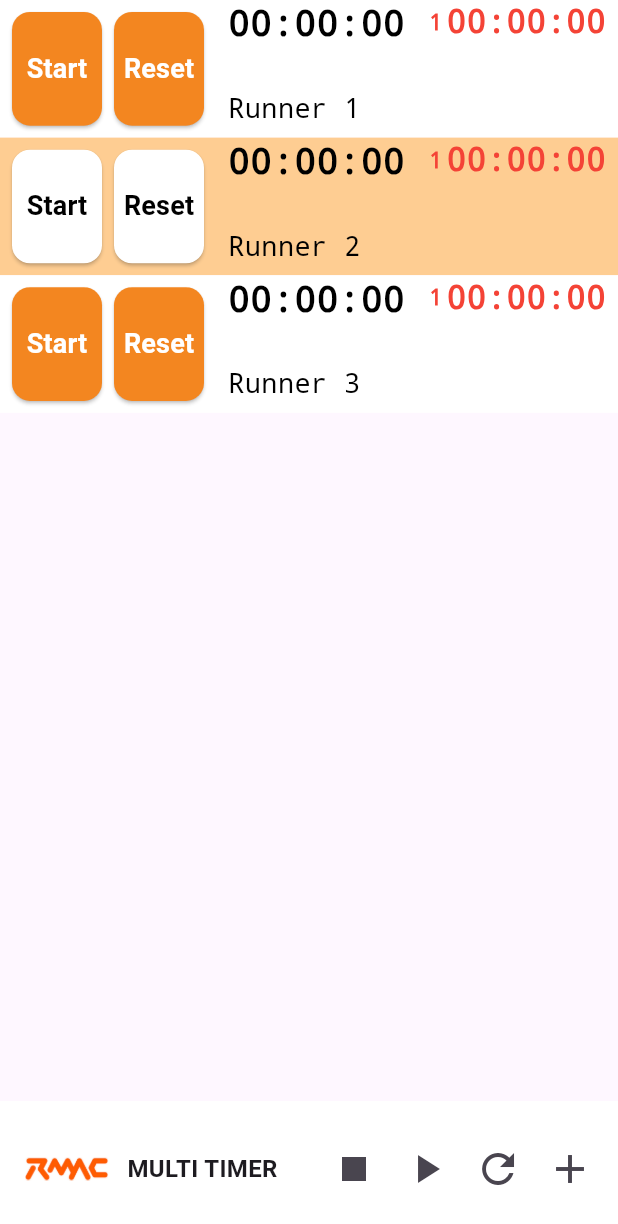
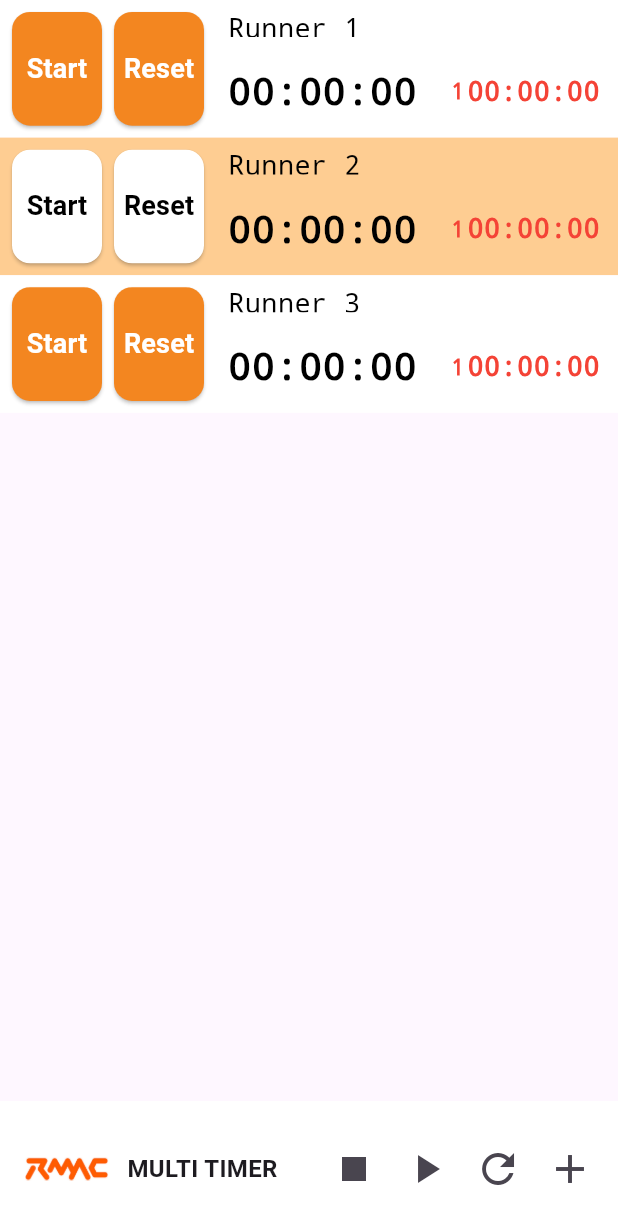
Before and after one commit to sunnyhoyeah/rmac-multitimer-app, a Flutter app: the screen it shows after launch, on a phone screen of 412 x 824 dp. Shown: the top 1224 px of the screen. Run offline on Flutter 3.47's test engine with Material 3 defaults, Android fonts, the phone set to English and light mode, and no system bars; our stand-ins replace shared_preferences.

Commit message:
UI Improvements: Portrait-only mode, refined timer layout, and optimized font sizes
- Lock app to portrait orientation only (iOS, Android, Flutter)
- Refactor TimerRow layout: buttons on left, timer content on right
- Increase main timer font size to 44px for better visibility
- Standardize lap timer fonts to 18px (current and previous laps)
- Right-align all lap timer information for cleaner layout
- Fix overflow issues with optimized font sizing
- Maintain button dimensions (60x80) and font size (18px)
- Preserve all timer functionality and lap tracking features

```diff
--- a/lib/main.dart
+++ b/lib/main.dart
@@ -1,11 +1,18 @@
 import 'package:flutter/material.dart';
 import 'dart:async';
 import 'dart:math';
-import 'dart:io';
 import 'package:shared_preferences/shared_preferences.dart';
 import 'package:flutter/services.dart';
 
 void main() {
+  WidgetsFlutterBinding.ensureInitialized();
+
+  // Lock orientation to portrait only
+  SystemChrome.setPreferredOrientations([
+    DeviceOrientation.portraitUp,
+    DeviceOrientation.portraitDown,
+  ]);
+
   runApp(MyApp());
 }
 
@@ -26,7 +33,8 @@ class SplashScreen extends StatefulWidget {
 
 class _SplashScreenState extends State<SplashScreen> {
   static const List<String> quotes = [
-    "靜待這一秒世界改善，抑或把握這一秒跑遍世界。",
+    "改變",
+    //"靜待這一秒世界改善，抑或把握這一秒跑遍世界。",
   ];
 
   late String randomQuote;
@@ -388,6 +396,9 @@ class _TimerRowState extends State<TimerRow> {
 
   void stopTimer() {
     if (isRunning) {
+      // Take a final lap time before stopping
+      takeLapTime();
+
       stopwatch.stop();
       lapStopwatch.stop();
       _periodicTimer?.cancel();
@@ -412,8 +423,11 @@ class _TimerRowState extends State<TimerRow> {
   }
 
   void resetTimer() {
+    stopwatch.stop();
     stopwatch.reset();
+    lapStopwatch.stop();
     lapStopwatch.reset();
+    _periodicTimer?.cancel(); // Cancel the periodic timer
     setState(() {
       isRunning = false;
       timerValue = '00:00:00';
@@ -500,150 +514,7 @@ class _TimerRowState extends State<TimerRow> {
     : Colors.white;
     //final Color buttonColor = isRunning ? Colors.deepOrange[300]! : Colors.orange[200]!;
 
-    final isLandscape = MediaQuery.of(context).orientation == Orientation.landscape;
-    final textStyle = TextStyle(
-      fontSize: 16.0,
-      fontWeight: FontWeight.normal,
-      color: Colors.black,
-      fontFamily: 'Courier',
-    );
-
-    if (isLandscape) {
-      return Container(
-        decoration: BoxDecoration(
-          border: Border.all(color: Colors.grey),
-        ),
-        padding: EdgeInsets.symmetric(vertical: 2.0, horizontal: 8.0),
-        child: Row(
-          crossAxisAlignment: CrossAxisAlignment.center,
-          children: [
-            // Start/Stop button
-            Padding(
-              padding: const EdgeInsets.only(left: 4.0, right: 2.0),
-              child: IconButton(
-                icon: isRunning
-                    ? Image.asset('assets/stop.png', width: 40, height: 40)
-                    : Image.asset('assets/start.png', width: 40, height: 40),
-                onPressed: () {
-                  HapticFeedback.mediumImpact();
-                  isRunning ? stopTimer() : startTimer();
-                },
-                iconSize: 40,
-                padding: EdgeInsets.zero,
-                constraints: BoxConstraints(minWidth: 40, minHeight: 40),
-                visualDensity: VisualDensity.compact,
-              ),
-            ),
-            // Lap/Reset button
-            Padding(
-              padding: const EdgeInsets.only(left: 4.0, right: 8.0),
-              child: IconButton(
-                icon: isRunning
-                    ? Image.asset('assets/lap.png', width: 40, height: 40)
-                    : Image.asset('assets/reset.png', width: 40, height: 40),
-                onPressed: () {
-                  HapticFeedback.mediumImpact();
-                  isRunning ? takeLapTime() : resetTimer();
-                },
-                iconSize: 40,
-                padding: EdgeInsets.zero,
-                constraints: BoxConstraints(minWidth: 40, minHeight: 40),
-                visualDensity: VisualDensity.compact,
-              ),
-            ),
-            // RunnerName
-            Expanded(
-              flex: 2,
-              child: GestureDetector(
-                onTap: () async {
-                  setState(() {
-                    isEditingName = true;
-                  });
-                  await Future.delayed(Duration(milliseconds: 100));
-                  _nameFocusNode.requestFocus();
-                  widget.scrollController.animateTo(
-                    widget.rowIndex * widget.rowHeight,
-                    duration: Duration(milliseconds: 300),
-                    curve: Curves.easeInOut,
-                  );
-                },
-                child: Container(
-                  alignment: Alignment.centerLeft,
-                  color: Colors.transparent,
-                  child: isEditingName
-                      ? TextField(
-                          controller: _nameController,
-                          focusNode: _nameFocusNode,
-                          autofocus: true,
-                          textAlign: TextAlign.left,
-                          onSubmitted: (_) {
-                            _finishEditingName();
-                          },
-                          decoration: InputDecoration(
-                            border: InputBorder.none,
-                            isDense: true,
-                            contentPadding: EdgeInsets.only(left: 0),
-                          ),
-                          style: textStyle,
-                        )
-                      : Text(
-                          _nameController.text.isEmpty ? ' ' : _nameController.text,
-                          style: textStyle,
-                          overflow: TextOverflow.ellipsis,
-                          textAlign: TextAlign.left,
-                        ),
-                ),
-              ),
-            ),
-            // Last two lap texts
-            Expanded(
-              flex: 3,
-              child: Row(
-                crossAxisAlignment: CrossAxisAlignment.center,
-                children: [
-                  for (var i = min(1, lapEntries.length - 1); i >= 0; i--)
-                    Expanded(
-                      child: Text(
-                        'Lap ${lapEntries.length - i}: ${lapEntries[i].lapTime}',
-                        style: textStyle,
-                        overflow: TextOverflow.ellipsis,
-                        maxLines: 1,
-                      ),
-                    ),
-                ],
-              ),
-            ),
-            SizedBox(
-              width: 110, // Adjust as needed for your layout
-              child: FittedBox(
-                fit: BoxFit.scaleDown,
-                alignment: Alignment.centerRight,
-                child: Column(
-                  crossAxisAlignment: CrossAxisAlignment.end,
-                  mainAxisAlignment: MainAxisAlignment.center,
-                  children: [
-                    Text(
-                      timerValue,
-                      style: textStyle.copyWith(fontSize: 18), // reduced font size
-                      overflow: TextOverflow.ellipsis,
-                      maxLines: 1,
-                      textAlign: TextAlign.right,
-                    ),
-                    Text(
-                      currentLapTimeValue,
-                      style: textStyle.copyWith(fontSize: 18, color: Colors.red), // slightly smaller
-                      overflow: TextOverflow.ellipsis,
-                      maxLines: 1,
-                      textAlign: TextAlign.right,
-                    ),
-                  ],
-                ),
-              ),
-            ),
-          ],
-        ),
-      );
-    }
+    // Portrait layout only (landscape mode disabled)
     return Container(
       decoration: BoxDecoration(),
       padding: EdgeInsets.symmetric(vertical: 0.0, horizontal: 8.0),
@@ -652,7 +523,7 @@ class _TimerRowState extends State<TimerRow> {
           children: [
             // Start/Stop and Lap/Reset buttons
             Padding(
-              padding: const EdgeInsets.symmetric(vertical: 8.0), // <-- Match timer row padding
+              padding: const EdgeInsets.symmetric(vertical: 8.0),
               child: SizedBox(
                 width: 60,
                 height: 80,
@@ -681,7 +552,7 @@ class _TimerRowState extends State<TimerRow> {
             ),
             SizedBox(width: 8),
             Padding(
-              padding: const EdgeInsets.symmetric(vertical: 8.0), // <-- Match timer row padding
+              padding: const EdgeInsets.symmetric(vertical: 8.0),
               child: SizedBox(
                 width: 60,
                 height: 80,
@@ -709,35 +580,16 @@ class _TimerRowState extends State<TimerRow> {
               ),
             ),
             SizedBox(width: 16),
-            // Left column: timerValue and runner name
-            Flexible(
-              flex: 1,
+            // Right side content area
+            Expanded(
               child: Column(
                 crossAxisAlignment: CrossAxisAlignment.start,
-                mainAxisSize: MainAxisSize.max,
                 children: [
-                  Padding(
-                    padding: const EdgeInsets.symmetric(vertical: 4.0), // <-- Add vertical padding
-                    child: FittedBox(
-                      fit: BoxFit.scaleDown,
-                      child: Text(
-                        timerValue,
-                        style: TextStyle(
-                          fontSize: MediaQuery.of(context).size.width < 376 ? 20 : 30,
-                          fontFamily: 'Courier',
-                          height: 1,
-                          fontWeight: FontWeight.bold,
-                          color: Colors.black,
-                        ),
-                        maxLines: 1,
-                        overflow: TextOverflow.ellipsis,
-                        textAlign: TextAlign.right,
-                      ),
-                    ),
-                  ),
-                  Spacer(),
-                  Padding(
-                    padding: const EdgeInsets.symmetric(vertical: 6.0), // <-- Add vertical padding
+                  // Top row: Runner name
+                  Expanded(
+                    flex: 1,
+                    child: Padding(
+                      padding: const EdgeInsets.symmetric(vertical: 6.0),
                       child: GestureDetector(
                         onTap: () async {
                           setState(() {
@@ -790,32 +642,66 @@ class _TimerRowState extends State<TimerRow> {
                         ),
                       ),
                     ),
-                ],
+                  ),
+                  // Bottom row: Timer value (large) and lap times (smaller)
+                  Expanded(
+                    flex: 2,
+                    child: Row(
+                      crossAxisAlignment: CrossAxisAlignment.center,
+                      children: [
+                        // Left column: Main timer value (larger font)
+                        Expanded(
+                          flex: 1,
+                          child: Padding(
+                            padding: const EdgeInsets.symmetric(vertical: 4.0),
+                            child: FittedBox(
+                              fit: BoxFit.scaleDown,
+                              child: Text(
+                                timerValue,
+                                style: TextStyle(
+                                  fontSize: 44, // Reduced from 48 to prevent overflow
+                                  fontFamily: 'Courier',
+                                  height: 1,
+                                  fontWeight: FontWeight.bold,
+                                  color: Colors.black,
+                                ),
+                                maxLines: 1,
+                                overflow: TextOverflow.ellipsis,
+                                textAlign: TextAlign.center,
                               ),
                             ),
-            SizedBox(width: 16),
-            // Right column: currentLapTimeValue and last two lap rows
-            // In the right column, use Expanded and FittedBox for each timer row to ensure even font size and no overflow:
-
-            Flexible(
+                          ),
+                        ),
+                        // Right column: Current lap and last 2 lap times (smaller fonts)
+                        Expanded(
                           flex: 1,
                           child: Column(
-                crossAxisAlignment: CrossAxisAlignment.start,
-                mainAxisSize: MainAxisSize.min,
+                            crossAxisAlignment: CrossAxisAlignment.end, // Align to right
+                            mainAxisAlignment: MainAxisAlignment.center,
                             children: [
-                  // Current lap number and timer (always at the top)
+                              // Current lap number and timer
                               Padding(
-                    padding: const EdgeInsets.symmetric(vertical: 4.0), // <-- Add vertical padding
-                    child: FittedBox(
-                      fit: BoxFit.scaleDown,
-                      alignment: Alignment.centerLeft,
+                                padding: const EdgeInsets.symmetric(vertical: 1.0, horizontal: 4.0),
                                 child: Row(
+                                  mainAxisAlignment: MainAxisAlignment.end, // Align row content to right
                                   mainAxisSize: MainAxisSize.min,
                                   children: [
                                     Text(
                                       '$currentLapNumber',
                                       style: TextStyle(
-                              fontSize: 20,
+                                        fontSize: 14, // Reduced from 16 to prevent overflow
+                                        fontWeight: FontWeight.bold,
+                                        color: Colors.red,
+                                        fontFamily: 'Courier',
+                                        height: 1,
+                                      ),
+                                    ),
+                                    SizedBox(width: 2),
+                                    Flexible(
+                                      child: Text(
+                                        currentLapTimeValue,
+                                        style: TextStyle(
+                                          fontSize: 18, // Reduced from 20 to prevent overflow
                                           fontWeight: FontWeight.bold,
                                           color: Colors.red,
                                           fontFamily: 'Courier',
@@ -823,24 +709,10 @@ class _TimerRowState extends State<TimerRow> {
                                         ),
                                         maxLines: 1,
                                         overflow: TextOverflow.ellipsis,
-                            textAlign: TextAlign.left,
+                                        textAlign: TextAlign.right,
                                       ),
-                          SizedBox(width: 4),
-                          Text(
-                            currentLapTimeValue,
-                            style: TextStyle(
-                              fontSize: MediaQuery.of(context).size.width < 376 ? 20 : 30,
-                              fontWeight: FontWeight.bold,
-                              color: Colors.red,
-                              fontFamily: 'Courier',
-                              height: 1,
-                            ),
-                            maxLines: 1,
-                            overflow: TextOverflow.ellipsis,
-                            textAlign: TextAlign.left,
                                     ),
                                   ],
-                      ),
                                 ),
                               ),
                               // Last two lap rows
@@ -848,33 +720,29 @@ class _TimerRowState extends State<TimerRow> {
                                 ...[
                                   for (var i = 0; i < lapEntries.length && i < 2; i++)
                                     Padding(
-                          padding: const EdgeInsets.symmetric(vertical: 4.0), // <-- Add vertical padding
+                                      padding: const EdgeInsets.symmetric(vertical: 1.0, horizontal: 4.0),
                                       child: GestureDetector(
                                         onTap: _showLapTimesDialog,
-                            child: FittedBox(
-                              fit: BoxFit.scaleDown,
-                              alignment: Alignment.centerLeft,
                                         child: Row(
+                                          mainAxisAlignment: MainAxisAlignment.end, // Align row content to right
                                           mainAxisSize: MainAxisSize.min,
                                           children: [
                                             Text(
                                               '${lapEntries.length - i}',
                                               style: TextStyle(
-                                      fontSize: 20,
+                                                fontSize: 14, // Reduced from 16 to prevent overflow
                                                 fontWeight: FontWeight.bold,
                                                 color: Colors.deepOrange[300],
                                                 fontFamily: 'Courier',
                                                 height: 1,
                                               ),
-                                    maxLines: 1,
-                                    overflow: TextOverflow.ellipsis,
-                                    textAlign: TextAlign.left,
                                             ),
-                                  SizedBox(width: 4),
-                                  Text(
+                                            SizedBox(width: 2),
+                                            Flexible(
+                                              child: Text(
                                                 lapEntries[i].lapTime,
                                                 style: TextStyle(
-                                      fontSize: MediaQuery.of(context).size.width < 376 ? 20 : 30,
+                                                  fontSize: 18, // Reduced from 20 to prevent overflow
                                                   fontWeight: FontWeight.bold,
                                                   color: Colors.black,
                                                   fontFamily: 'Courier',
@@ -882,14 +750,20 @@ class _TimerRowState extends State<TimerRow> {
                                                 ),
                                                 maxLines: 1,
                                                 overflow: TextOverflow.ellipsis,
-                                    textAlign: TextAlign.left,
+                                                textAlign: TextAlign.right,
+                                              ),
                                             ),
                                           ],
                                         ),
                                       ),
                                     ),
+                                ],
+                            ],
+                          ),
                         ),
                       ],
+                    ),
+                  ),
                 ],
               ),
             ),
```
Also changed, not shown: 2 other files. Lines whose indentation alone changed are shown as unchanged.
